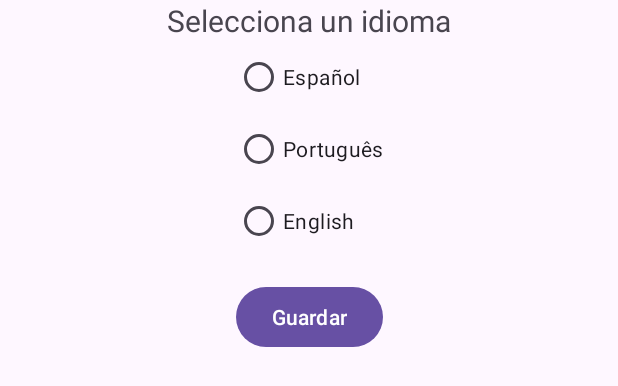
After one commit to Forever-3/Examen01-Apuestas, an Android app: the layout activity_language.xml on its own in the app's theme, with its tools: preview values and no code run, on a phone screen of 412 x 824 dp. The commit adds this screen. Shown: the top 386 px of the screen. Run offline under Robolectric (Android 15) with nearby library versions, the phone set to English and light mode, and no system bars.

Commit message:
Finish languages xd

```diff
--- /dev/null
+++ b/app/src/main/res/layout/activity_language.xml
@@ -0,0 +1,62 @@
+<?xml version="1.0" encoding="utf-8"?>
+<androidx.constraintlayout.widget.ConstraintLayout xmlns:android="http://schemas.android.com/apk/res/android"
+    xmlns:app="http://schemas.android.com/apk/res-auto"
+    xmlns:tools="http://schemas.android.com/tools"
+    android:layout_width="match_parent"
+    android:layout_height="match_parent"
+    tools:context=".LanguageActivity">
+
+    <TextView
+        android:id="@+id/textView"
+        android:layout_width="wrap_content"
+        android:layout_height="wrap_content"
+        android:text="Selecciona un idioma"
+        android:textSize="20sp"
+        app:layout_constraintTop_toTopOf="parent"
+        app:layout_constraintStart_toStartOf="parent"
+        app:layout_constraintEnd_toEndOf="parent"
+        android:layout_marginBottom="16dp"
+        app:layout_constraintHorizontal_bias="0.5"
+        app:layout_constraintVertical_bias="0.2"/>
+
+    <RadioGroup
+        android:id="@+id/radioGroupLanguages"
+        android:layout_width="wrap_content"
+        android:layout_height="wrap_content"
+        app:layout_constraintTop_toBottomOf="@id/textView"
+        app:layout_constraintStart_toStartOf="parent"
+        app:layout_constraintEnd_toEndOf="parent"
+        app:layout_constraintHorizontal_bias="0.5"
+        app:layout_constraintVertical_bias="0.4">
+
+        <RadioButton
+            android:id="@+id/radioSpanish"
+            android:layout_width="wrap_content"
+            android:layout_height="wrap_content"
+            android:text="Español" />
+
+        <RadioButton
+            android:id="@+id/radioPortuguese"
+            android:layout_width="wrap_content"
+            android:layout_height="wrap_content"
+            android:text="Português" />
+
+        <RadioButton
+            android:id="@+id/radioEnglish"
+            android:layout_width="wrap_content"
+            android:layout_height="wrap_content"
+            android:text="English" />
+    </RadioGroup>
+
+    <Button
+        android:id="@+id/btnSave"
+        android:layout_width="wrap_content"
+        android:layout_height="wrap_content"
+        android:text="Guardar"
+        app:layout_constraintTop_toBottomOf="@id/radioGroupLanguages"
+        app:layout_constraintStart_toStartOf="parent"
+        app:layout_constraintEnd_toEndOf="parent"
+        android:layout_marginTop="16dp"
+        app:layout_constraintHorizontal_bias="0.5"
+        app:layout_constraintVertical_bias="0.6" />
+</androidx.constraintlayout.widget.ConstraintLayout>
```
Also changed, not shown: app/src/main/AndroidManifest.xml (+14 -8 lines), app/src/main/java/com/kevin/examen01forever3/LanguageActivity.kt (added, +55 -0 lines), app/src/main/java/com/kevin/examen01forever3/MainActivity.kt (+50 -5 lines), app/src/main/java/com/kevin/examen01forever3/jugarActivity.kt (+26 -61 lines), app/src/main/res/values/strings.xml (+7 -5 lines), 2 other files.
